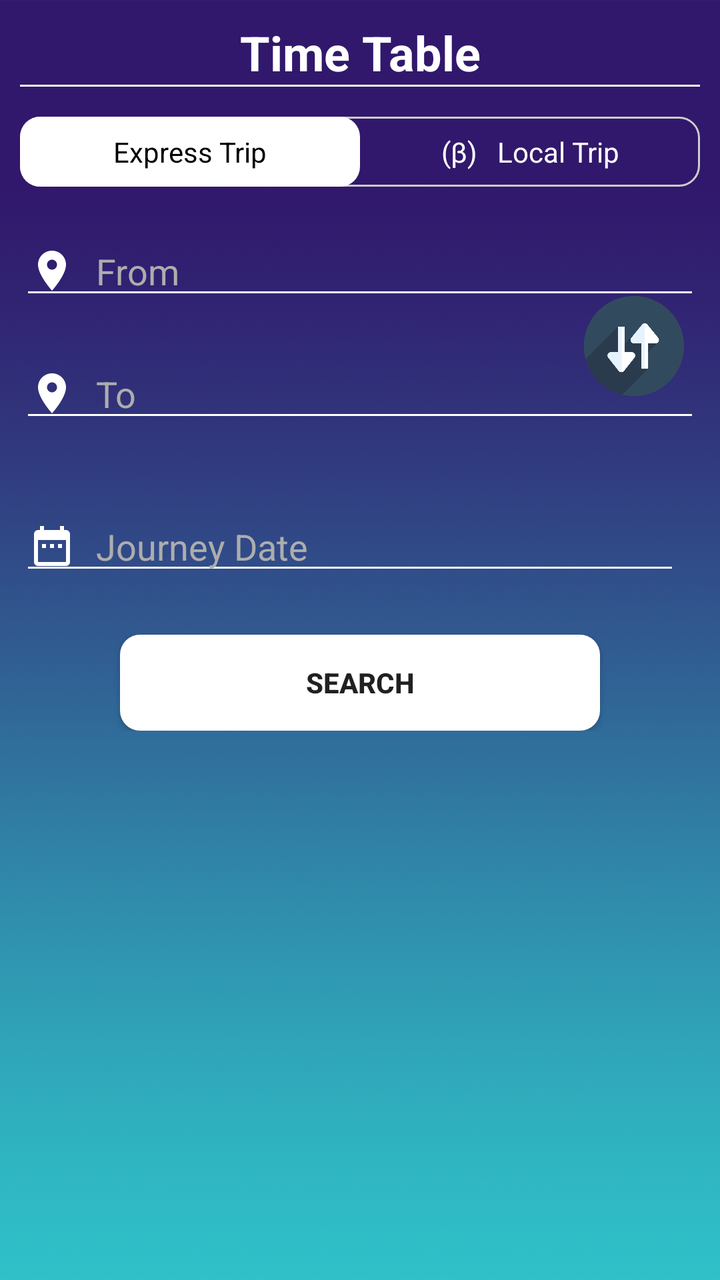
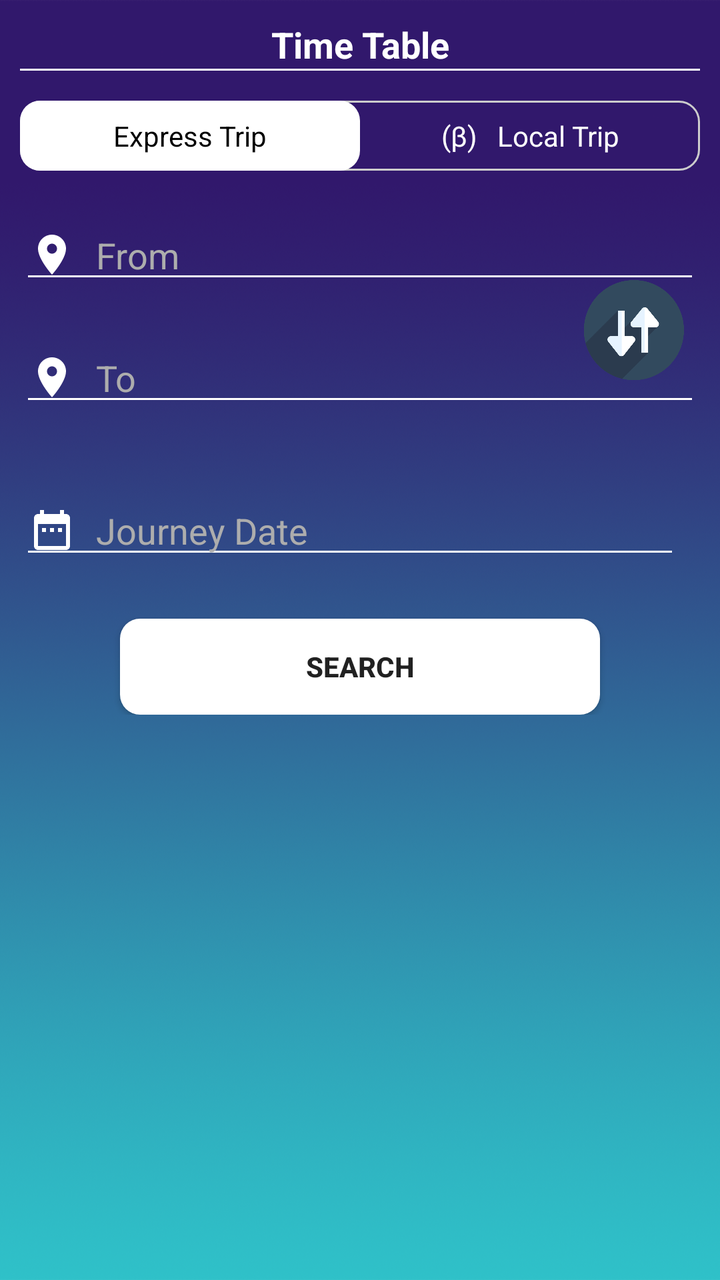

The first picture is an Android layout as it rendered before a commit; the second is the same layout after the commit. The layout source and the unified diff follow.
<!-- AndroidManifest.xml: application theme AppTheme.NoActionBar -->
<!-- res/layout/activity_timetable__search.xml -->
<?xml version="1.0" encoding="utf-8"?>
<LinearLayout xmlns:android="http://schemas.android.com/apk/res/android"
    xmlns:app="http://schemas.android.com/apk/res-auto"
    xmlns:tools="http://schemas.android.com/tools"
    android:layout_width="match_parent"
    android:layout_height="match_parent"
    android:orientation="vertical"
    android:weightSum="1"
    android:background="@drawable/background_img"
    android:id="@+id/container"
    tools:context=".ui.activities.time_table.Timetable_Search">

    <LinearLayout
        android:layout_width="match_parent"
        android:layout_height="wrap_content"
        android:orientation="vertical">
        <TextView
            android:layout_width="match_parent"
            android:layout_height="wrap_content"
            android:textColor="@color/white"
            android:textSize="24sp"
            android:paddingTop="10dp"
            android:id="@+id/time_table_title"
            android:gravity="center"
            android:textStyle="bold"
            android:text="Time Table"/>
        <View
            android:layout_width="match_parent"
            android:layout_height="1dp"
            android:layout_below="@+id/title"
            android:id="@+id/second"
            android:layout_marginLeft="10dp"
            android:layout_marginRight="10dp"
            android:layout_marginBottom="15dp"
            android:background="@color/white"/>
        <LinearLayout
            android:layout_width="match_parent"
            android:layout_height="wrap_content"
            android:orientation="horizontal"
            android:id="@+id/tripbtn"
            android:background="@drawable/border"
            android:layout_marginBottom="10dp"
            android:layout_marginRight="10dp"
            android:layout_marginLeft="10dp">

            <LinearLayout
                android:layout_width="match_parent"
                android:layout_height="wrap_content"
                android:orientation="vertical"
                android:layout_weight="1">
                <TextView
                    android:id="@+id/advance_txt"
                    android:layout_width="match_parent"
                    android:layout_height="35dp"
                    android:text="Express Trip"
                    android:background="@drawable/btn_shape"
                    android:gravity="center"
                    android:textColor="@color/black" />

            </LinearLayout>
            <LinearLayout
                android:layout_width="match_parent"
                android:layout_height="wrap_content"
                android:orientation="vertical"
                android:layout_weight="1"
                android:layout_below="@+id/tripbtn">
                <TextView
                    android:id="@+id/local_txt"
                    android:layout_width="match_parent"
                    android:layout_height="35dp"
                    android:text="(β)   Local Trip"
                    android:textColor="@color/white"
                    android:gravity="center"/>

            </LinearLayout>

        </LinearLayout>
    </LinearLayout>

    <ScrollView
        android:layout_width="match_parent"
        android:layout_height="match_parent">
        <LinearLayout
            android:layout_width="match_parent"
            android:layout_height="wrap_content"
            android:orientation="vertical">
            <RelativeLayout
                android:id="@+id/search_layout"
                android:layout_width="match_parent"
                android:layout_height="wrap_content"
                android:padding="10dp"
                android:orientation="vertical">

                <RadioGroup
                    android:id="@+id/radio"
                    android:layout_width="match_parent"
                    android:layout_height="wrap_content"

                    android:background="#EEE"
                    android:padding="10dp"
                    android:visibility="gone"
                    android:gravity="center"
                    android:layout_marginBottom="25dp"
                    android:orientation="horizontal">

                    <RadioButton
                        android:id="@+id/local_trip"
                        android:layout_width="match_parent"
                        android:layout_height="wrap_content"
                        android:checked="false"
                        android:textSize="20dp"
                        android:layout_weight="1"
                        android:textColor="@color/naviy"
                        android:text="Local Trip"
                        android:textStyle="bold"
                        android:gravity="center"
                        android:visibility="visible" />

                    <RadioButton
                        android:id="@+id/advance_trip"
                        android:layout_width="match_parent"
                        android:layout_height="wrap_content"
                        android:text="Advance Trip"
                        android:textStyle="bold"
                        android:textColor="@color/naviy"
                        android:textSize="20dp"
                        android:layout_weight="1"
                        android:visibility="visible"
                        android:clickable="true"
                        android:gravity="center"
                        android:checked="false"/>

                </RadioGroup>

                <AutoCompleteTextView
                    android:id="@+id/from_location"
                    android:layout_width="match_parent"
                    android:layout_height="match_parent"
                    android:layout_alignParentStart="true"
                    android:layout_alignParentLeft="true"
                    android:layout_marginBottom="20dp"
                    android:hint="From"
                    android:drawableStart="@drawable/location_img"
                    android:inputType="textEmailAddress"
                    android:drawablePadding="10dp"
                    android:textColor="@color/white"
                    android:textColorHint="@color/hint"
                    android:theme="@style/EditTextStyle" />

                <AutoCompleteTextView
                    android:id="@+id/to_location"
                    android:layout_width="match_parent"
                    android:layout_height="match_parent"
                    android:layout_below="@+id/from_location"
                    android:layout_marginBottom="20dp"
                    android:hint="To"
                    android:drawableStart="@drawable/location_img"
                   android:drawablePadding="10dp"
                    android:inputType="textEmailAddress"
                    android:textColor="@color/white"
                    android:textColorHint="@color/hint"
                    android:theme="@style/EditTextStyle" />

                <ImageView
                    android:id="@+id/swap"
                    android:layout_width="50dp"
                    android:layout_height="50dp"
                    android:layout_alignBottom="@+id/to_location"
                    android:layout_alignParentEnd="true"
                    android:layout_alignParentRight="true"
                    android:layout_gravity="clip_vertical"
                    android:layout_marginEnd="8dp"
                    android:layout_marginRight="8dp"
                    android:layout_marginBottom="18dp"
                    android:src="@drawable/swap" />
                <LinearLayout
                    android:layout_width="match_parent"
                    android:layout_height="wrap_content"
                    android:layout_below="@+id/to_location"
                    android:weightSum="1"
                    android:background="#E5E2E3"
                    android:id="@+id/sum"
                    android:visibility="gone"
                    android:orientation="horizontal">
                    <Spinner
                        android:id="@+id/serv_cls"
                        android:layout_width="match_parent"
                        android:layout_height="match_parent"
                        android:textColor="@color/black"
                        android:focusable="false"
                        android:focusableInTouchMode="false"
                        android:layout_marginBottom="20dp"
                        android:layout_marginRight="6dp"
                        android:layout_weight="1"/>
                    
                    
                    
                    
                    
                    
                    
                    
                    
                    
                </LinearLayout>

                <LinearLayout
                    android:layout_width="match_parent"
                    android:layout_height="wrap_content"
                    android:weightSum="1"
                    android:id="@+id/sum_three"
                    android:paddingTop="15dp"
                    android:orientation="horizontal"
                    android:layout_below="@+id/sum"
                    android:layout_marginBottom="10dp"
                    android:layout_alignParentLeft="true"
                    android:layout_alignParentStart="true">
                    <EditText
                        android:id="@+id/journey_date"
                        android:layout_width="match_parent"
                        android:layout_height="match_parent"
                        android:hint="Journey Date"
                        android:textColor="@color/white"
                        android:textColorHint="@color/hint"
                        android:theme="@style/EditTextStyle"
                        android:focusable="false"
                        android:focusableInTouchMode="false"
                        android:layout_marginRight="10dp"
                        android:drawableStart="@drawable/date_img"
                        android:layout_marginBottom="10dp"
                        android:drawablePadding="10dp"
                        android:layout_weight="1"/>
                </LinearLayout>

                <Button
                    android:id="@+id/search_btn"
                    android:layout_width="match_parent"
                    android:background="@drawable/btn_shape"
                    android:layout_height="wrap_content"
                    android:layout_below="@+id/sum_three"
                    android:layout_alignParentStart="true"
                    android:layout_alignParentLeft="true"
                    android:layout_marginLeft="50dp"
                    android:layout_marginTop="5dp"
                    android:layout_marginRight="50dp"
                    android:text="SEARCH"
                    android:textStyle="bold" />
            </RelativeLayout>

            <LinearLayout
                android:id="@+id/layout_footer"
                android:layout_width="match_parent"
                android:layout_height="wrap_content"
                android:paddingLeft="16dp"
                android:paddingRight="16dp"
                android:paddingTop="20dp"
                android:layout_marginBottom="30dp"
                android:orientation="vertical">

            </LinearLayout>


            <LinearLayout
                android:id="@+id/loading_layout"
                android:layout_width="match_parent"
                android:layout_height="match_parent"
                android:gravity="center"
                android:orientation="vertical"
                android:padding="10dp">

                <TextView
                    android:id="@+id/no_internet_text"
                    android:layout_width="wrap_content"
                    android:layout_height="wrap_content"
                    android:layout_marginTop="30dp"
                    android:text="No Internet. Click to try Again"
                    android:textColor="@color/bpRed"
                    android:textSize="18sp"
                    android:visibility="gone" />

            </LinearLayout>
        </LinearLayout>
    </ScrollView>
</LinearLayout>
<!-- resources referenced by this layout -->
<resources>
  <color name="black">#000000</color>
  <color name="hint"> #adadad</color>
  <color name="naviy">#000080</color>
  <color name="white">#FFFFFF</color>
  <!-- drawable background_img: png bitmap (drawable-sw720dp, 391260 bytes) -->
  <!-- drawable border (drawable) -->
  <?xml version="1.0" encoding="UTF-8"?>
  <shape xmlns:android="http://schemas.android.com/apk/res/android"
          android:shape="rectangle">
      <corners android:radius="10dp"/>
      <stroke android:width="1dp" android:color="#CCCCCC"/>
  </shape>
  <!-- drawable btn_shape (drawable) -->
  <?xml version="1.0" encoding="utf-8"?>
  <selector xmlns:android="http://schemas.android.com/apk/res/android">
      <item>
          <shape android:shape="rectangle">
              <solid android:color="@color/white" />
              <corners android:radius="10dp"/>
          </shape>
      </item>
  </selector>
  <!-- drawable date_img (drawable) -->
  <vector xmlns:android="http://schemas.android.com/apk/res/android"
          android:width="24dp"
          android:height="24dp"
          android:viewportWidth="24.0"
          android:viewportHeight="24.0">
      <path
          android:fillColor="@color/white"
          android:pathData="M9,11L7,11v2h2v-2zM13,11h-2v2h2v-2zM17,11h-2v2h2v-2zM19,4h-1L18,2h-2v2L8,4L8,2L6,2v2L5,4c-1.11,0 -1.99,0.9 -1.99,2L3,20c0,1.1 0.89,2 2,2h14c1.1,0 2,-0.9 2,-2L21,6c0,-1.1 -0.9,-2 -2,-2zM19,20L5,20L5,9h14v11z"/>
  </vector>
  <!-- drawable location_img (drawable) -->
  <vector xmlns:android="http://schemas.android.com/apk/res/android"
          android:width="24dp"
          android:height="24dp"
          android:viewportWidth="24.0"
          android:viewportHeight="24.0">
      <path
          android:fillColor="@color/white"
          android:pathData="M12,2C8.13,2 5,5.13 5,9c0,5.25 7,13 7,13s7,-7.75 7,-13c0,-3.87 -3.13,-7 -7,-7zM12,11.5c-1.38,0 -2.5,-1.12 -2.5,-2.5s1.12,-2.5 2.5,-2.5 2.5,1.12 2.5,2.5 -1.12,2.5 -2.5,2.5z"/>
  </vector>
  <!-- drawable swap: png bitmap (drawable, 16798 bytes) -->
  <style name="EditTextStyle">
          <item name="colorAccent">@color/white</item>
          <item name="colorControlNormal">@color/white</item>
          <item name="colorControlActivated">@color/white</item>
      </style>
  <style name="AppTheme.NoActionBar">
          <item name="windowActionBar">false</item>
          <item name="windowNoTitle">true</item>
      </style>
</resources>

<!-- the commit's change to res/layout/activity_timetable__search.xml (unified diff, before → after) -->
@@ -18,7 +18,7 @@
             android:layout_width="match_parent"
             android:layout_height="wrap_content"
             android:textColor="@color/white"
-            android:textSize="24sp"
+            android:textSize="18dp"
             android:paddingTop="10dp"
             android:id="@+id/time_table_title"
             android:gravity="center"
